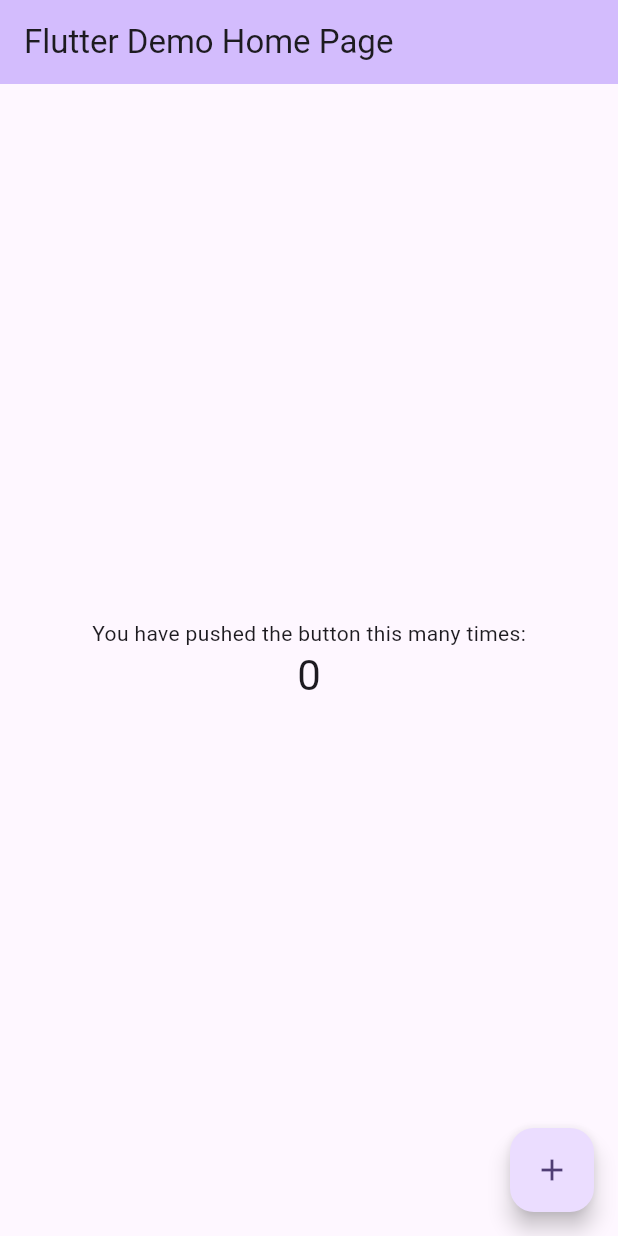
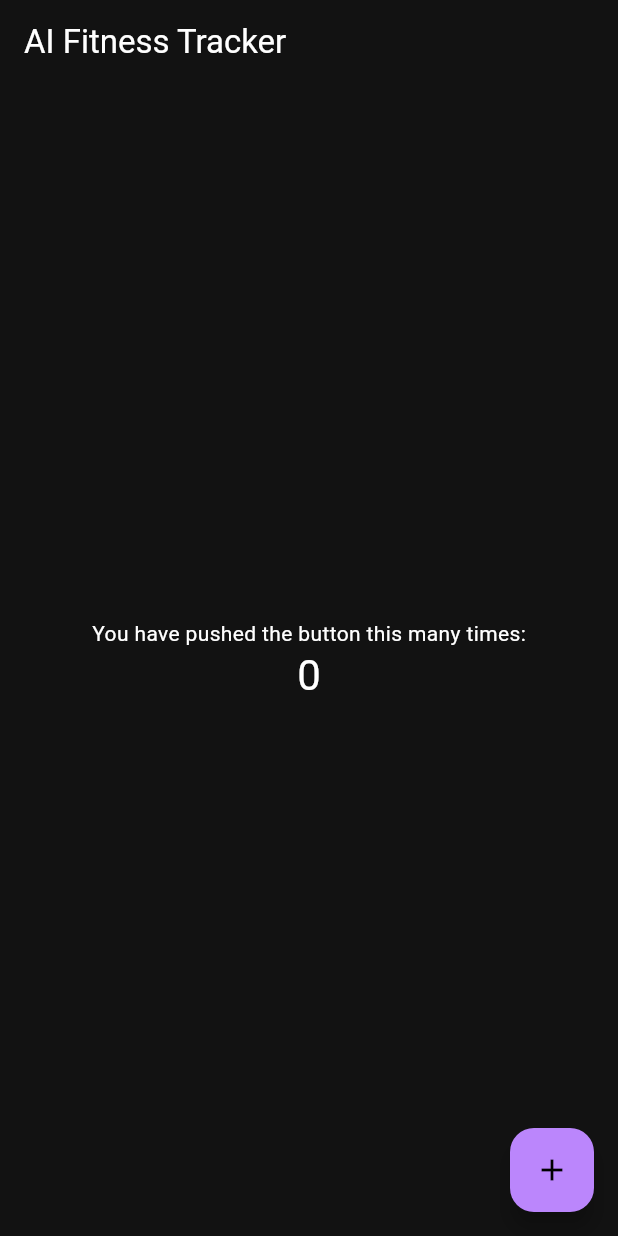
Before and after one commit to RaoAhmadRaza/FitsenseAI, a Flutter app: the MyHomePage screen opened directly, on a phone screen of 412 x 824 dp. Run offline on Flutter 3.47's test engine with Material 3 defaults, Android fonts, the phone set to English and light mode, and no system bars; our stand-ins replace firebase_core, hive_flutter; missing offline and left inert: intro_onboarding_slider; accounts and stored records are empty; Roboto replaces fonts that are missing (Sora).

Commit message:
feat: add clean architecture folders and app scaffold

```diff
--- /dev/null
+++ b/lib/features/presentation/widgets/colors.dart
@@ -0,0 +1,47 @@
+import 'package:flutter/material.dart';
+
+/// Centralized app color palette.
+///
+/// Only use these constants for colors across the app.
+/// Avoid using `Color(...)`, `Colors.*`, or hex literals directly in widgets.
+class AppColors {
+  // Base / Background
+  // Dark surfaces
+  static const Color white = Color(
+    0xFF0D0D0D,
+  ); // Dark primary background (renamed value, kept key for compatibility)
+  static const Color lightGray = Color(
+    0xFF1C1C1E,
+  ); // Dark secondary surface (cards, sections)
+
+  // Text
+  static const Color primaryBlack = Color(0xFFE5E5EA); // Primary text on dark
+  static const Color secondaryGray = Color(
+    0xFF8E8E93,
+  ); // Secondary text on dark (hints, descriptions)
+
+  // Accent Colors (keep usage focused for an iOS feel)
+  static const Color fitnessBlue = Color(
+    0xFF0A84FF,
+  ); // iOS dark blue — actions, buttons, links
+  static const Color healthGreen = Color(
+    0xFF32D74B,
+  ); // iOS dark green — success, progress, completed
+  static const Color energyOrange = Color(
+    0xFFFF9F0A,
+  ); // iOS dark orange — warnings, calories, active highlights
+  static const Color vibrantRed = Color.fromARGB(
+    255,
+    205,
+    60,
+    52,
+  ); // iOS dark red — errors, alerts, stop
+
+  // Optional Pastels (for charts / soft UI areas)
+  // Muted accents for dark charts / soft UI areas
+  static const Color pastelBlue = Color(0xFF0F6FCF);
+  static const Color pastelGreen = Color(0xFF0B8A44);
+  static const Color pastelPurple = Color(0xFF6E3FA5);
+
+  const AppColors._();
+}
--- a/lib/main.dart
+++ b/lib/main.dart
@@ -1,122 +1,11 @@
 import 'package:flutter/material.dart';
+import 'package:firebase_core/firebase_core.dart';
+import 'package:hive_flutter/hive_flutter.dart';
+import 'features/auth/presentation/pages/welcome.dart';
 
-void main() {
-  runApp(const MyApp());
+void main() async {
+  WidgetsFlutterBinding.ensureInitialized();
+  await Firebase.initializeApp();
+  await Hive.initFlutter();
+  runApp(const WelcomeScreen());
 }
-
-class MyApp extends StatelessWidget {
-  const MyApp({super.key});
-
-  // This widget is the root of your application.
-  @override
-  Widget build(BuildContext context) {
-    return MaterialApp(
-      title: 'Flutter Demo',
-      theme: ThemeData(
-        // This is the theme of your application.
-        //
-        // TRY THIS: Try running your application with "flutter run". You'll see
-        // the application has a purple toolbar. Then, without quitting the app,
-        // try changing the seedColor in the colorScheme below to Colors.green
-        // and then invoke "hot reload" (save your changes or press the "hot
-        // reload" button in a Flutter-supported IDE, or press "r" if you used
-        // the command line to start the app).
-        //
-        // Notice that the counter didn't reset back to zero; the application
-        // state is not lost during the reload. To reset the state, use hot
-        // restart instead.
-        //
-        // This works for code too, not just values: Most code changes can be
-        // tested with just a hot reload.
-        colorScheme: ColorScheme.fromSeed(seedColor: Colors.deepPurple),
-      ),
-      home: const MyHomePage(title: 'Flutter Demo Home Page'),
-    );
-  }
-}
-
-class MyHomePage extends StatefulWidget {
-  const MyHomePage({super.key, required this.title});
-
-  // This widget is the home page of your application. It is stateful, meaning
-  // that it has a State object (defined below) that contains fields that affect
-  // how it looks.
-
-  // This class is the configuration for the state. It holds the values (in this
-  // case the title) provided by the parent (in this case the App widget) and
-  // used by the build method of the State. Fields in a Widget subclass are
-  // always marked "final".
-
-  final String title;
-
-  @override
-  State<MyHomePage> createState() => _MyHomePageState();
-}
-
-class _MyHomePageState extends State<MyHomePage> {
-  int _counter = 0;
-
-  void _incrementCounter() {
-    setState(() {
-      // This call to setState tells the Flutter framework that something has
-      // changed in this State, which causes it to rerun the build method below
-      // so that the display can reflect the updated values. If we changed
-      // _counter without calling setState(), then the build method would not be
-      // called again, and so nothing would appear to happen.
-      _counter++;
-    });
-  }
-
-  @override
-  Widget build(BuildContext context) {
-    // This method is rerun every time setState is called, for instance as done
-    // by the _incrementCounter method above.
-    //
-    // The Flutter framework has been optimized to make rerunning build methods
-    // fast, so that you can just rebuild anything that needs updating rather
-    // than having to individually change instances of widgets.
-    return Scaffold(
-      appBar: AppBar(
-        // TRY THIS: Try changing the color here to a specific color (to
-        // Colors.amber, perhaps?) and trigger a hot reload to see the AppBar
-        // change color while the other colors stay the same.
-        backgroundColor: Theme.of(context).colorScheme.inversePrimary,
-        // Here we take the value from the MyHomePage object that was created by
-        // the App.build method, and use it to set our appbar title.
-        title: Text(widget.title),
-      ),
-      body: Center(
-        // Center is a layout widget. It takes a single child and positions it
-        // in the middle of the parent.
-        child: Column(
-          // Column is also a layout widget. It takes a list of children and
-          // arranges them vertically. By default, it sizes itself to fit its
-          // children horizontally, and tries to be as tall as its parent.
-          //
-          // Column has various properties to control how it sizes itself and
-          // how it positions its children. Here we use mainAxisAlignment to
-          // center the children vertically; the main axis here is the vertical
-          // axis because Columns are vertical (the cross axis would be
-          // horizontal).
-          //
-          // TRY THIS: Invoke "debug painting" (choose the "Toggle Debug Paint"
-          // action in the IDE, or press "p" in the console), to see the
-          // wireframe for each widget.
-          mainAxisAlignment: MainAxisAlignment.center,
-          children: <Widget>[
-            const Text('You have pushed the button this many times:'),
-            Text(
-              '$_counter',
-              style: Theme.of(context).textTheme.headlineMedium,
-            ),
-          ],
-        ),
-      ),
-      floatingActionButton: FloatingActionButton(
-        onPressed: _incrementCounter,
-        tooltip: 'Increment',
-        child: const Icon(Icons.add),
-      ), // This trailing comma makes auto-formatting nicer for build methods.
-    );
-  }
-}
```
Also changed, not shown: lib/app.dart (+43 -27 lines), lib/features/auth/presentation/pages/onboarding.dart (added, +92 -0 lines), lib/features/auth/presentation/pages/welcome.dart (added, +95 -0 lines), lib/features/auth/presentation/pages/login.dart (added).
